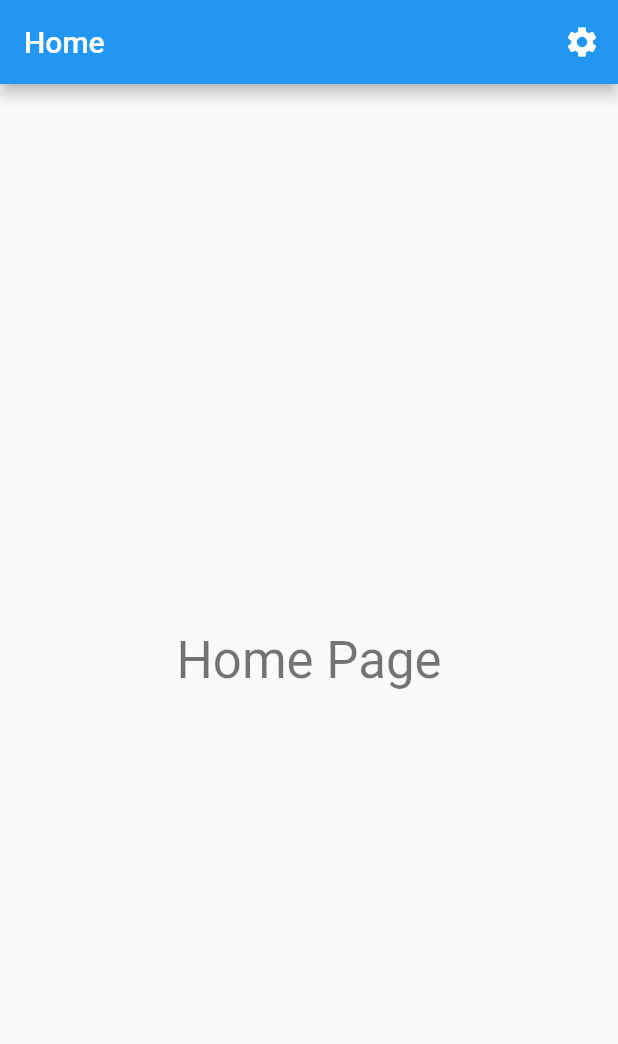
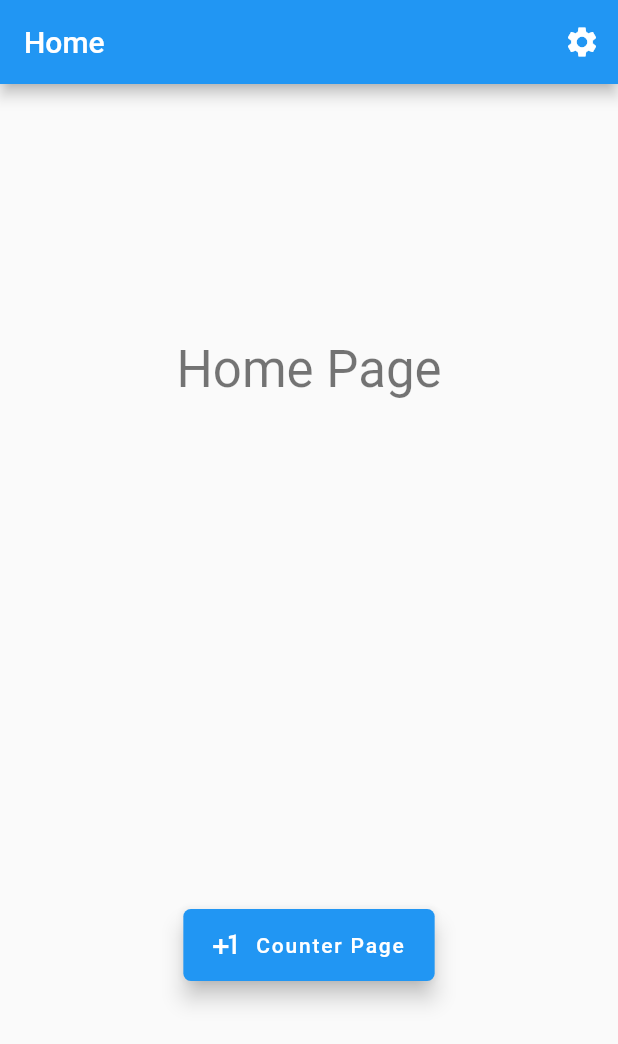
Before and after one commit to Bronz0/bloc_theming, a Flutter app: the screen it shows after launch, on a phone screen of 412 x 824 dp. Shown: the top 1044 px of the screen. Run offline on Flutter 3.47's test engine with Material 2 defaults, Android fonts, the phone set to English and light mode, and no system bars; our stand-ins replace bloc, equatable, flutter_bloc, get_it, shared_preferences.

Commit message:
add counter page, fix project architectur

```diff
--- /dev/null
+++ b/lib/business_logic/counter/counter_event.dart
@@ -0,0 +1,3 @@
+part of 'counter_bloc.dart';
+
+enum CounterEvent { increment, decrement, reset }
--- /dev/null
+++ b/lib/business_logic/counter/counter_state.dart
@@ -0,0 +1,4 @@
+part of 'counter_bloc.dart';
+
+// we don't need to create classes to represent the counter state since we can
+// use an int to represent the state.
--- /dev/null
+++ b/lib/business_logic/theme/theme_bloc.dart
@@ -0,0 +1,36 @@
+import 'dart:async';
+
+import 'package:bloc/bloc.dart';
+import 'package:bloc_theming/data/theme/app_theme.dart';
+import 'package:bloc_theming/services/theme_service.dart';
+import 'package:equatable/equatable.dart';
+import 'package:flutter/material.dart';
+import 'package:bloc_theming/services/locator.dart';
+part 'theme_event.dart';
+part 'theme_state.dart';
+
+class ThemeBloc extends Bloc<ThemeEvent, ThemeState> {
+  final ThemeServie _themeService = locator.get<ThemeServie>();
+  @override
+  ThemeState get initialState {
+    final String _themeName = _themeService.retreiveTheme();
+    final _themeDataKey = appThemeData.keys.firstWhere(
+      // test
+      (key) {
+        return key.toString() == _themeName ? true : false;
+      },
+      orElse: () => AppTheme.BlueLight,
+    );
+    return ThemeState(themeData: appThemeData[_themeDataKey]);
+  }
+
+  @override
+  Stream<ThemeState> mapEventToState(
+    ThemeEvent event,
+  ) async* {
+    if (event is ThemeChanged) {
+      _themeService.persistTheme(event.theme.toString());
+      yield ThemeState(themeData: appThemeData[event.theme]);
+    }
+  }
+}
--- /dev/null
+++ b/lib/data/theme/theme_repo.dart
@@ -0,0 +1,4 @@
+abstract class ThemeRepo {
+  persistTheme(theme) {}
+  retreiveTheme() {}
+}
--- a/lib/main.dart
+++ b/lib/main.dart
@@ -1,4 +1,4 @@
-import 'package:bloc_theming/presentation/global/theme/bloc/theme_bloc.dart';
+import 'package:bloc_theming/business_logic/theme/theme_bloc.dart';
 import 'package:bloc_theming/presentation/home/home_page.dart';
 import 'package:bloc_theming/services/locator.dart';
 import 'package:flutter/material.dart';
@@ -19,12 +19,12 @@ class MyApp extends StatelessWidget {
     return BlocProvider(
       create: (context) => ThemeBloc(),
       child: BlocBuilder<ThemeBloc, ThemeState>(
-        builder: _buildWithTheme,
+        builder: _app,
       ),
     );
   }
 
-  Widget _buildWithTheme(BuildContext context, ThemeState state) {
+  Widget _app(BuildContext context, ThemeState state) {
     return MaterialApp(
       title: 'Material App',
       theme: state.themeData,
--- a/lib/presentation/global/theme/bloc/theme_bloc.dart
+++ /dev/null
@@ -1,49 +0,0 @@
-import 'dart:async';
-
-import 'package:bloc/bloc.dart';
-import 'package:bloc_theming/presentation/global/theme/app_theme.dart';
-import 'package:bloc_theming/services/theme_service.dart';
-import 'package:equatable/equatable.dart';
-import 'package:flutter/material.dart';
-import 'package:bloc_theming/services/locator.dart';
-part 'theme_event.dart';
-part 'theme_state.dart';
-
-class ThemeBloc extends Bloc<ThemeEvent, ThemeState> {
-  final ThemeServie _themeService = locator.get<ThemeServie>();
-  @override
-  ThemeState get initialState {
-    switch (_themeService.retreiveTheme()) {
-      case ("AppTheme.Black"):
-        return ThemeState(themeData: appThemeData[AppTheme.Black]);
-        break;
-      case ("AppTheme.White"):
-        return ThemeState(themeData: appThemeData[AppTheme.White]);
-        break;
-      case ("AppTheme.BlueLight"):
-        return ThemeState(themeData: appThemeData[AppTheme.BlueLight]);
-        break;
-      case ("AppTheme.BleuDark"):
-        return ThemeState(themeData: appThemeData[AppTheme.BleuDark]);
-        break;
-      case ("AppTheme.GreenDark"):
-        return ThemeState(themeData: appThemeData[AppTheme.GreenDark]);
-        break;
-      case ("AppTheme.GreenLight"):
-        return ThemeState(themeData: appThemeData[AppTheme.GreenLight]);
-        break;
-      default:
-        return ThemeState(themeData: appThemeData[AppTheme.BlueLight]);
-    }
-  }
-
-  @override
-  Stream<ThemeState> mapEventToState(
-    ThemeEvent event,
-  ) async* {
-    if (event is ThemeChanged) {
-      _themeService.persistTheme(event.theme.toString());
-      yield ThemeState(themeData: appThemeData[event.theme]);
-    }
-  }
-}
--- a/lib/presentation/home/home_page.dart
+++ b/lib/presentation/home/home_page.dart
@@ -1,3 +1,4 @@
+import 'package:bloc_theming/presentation/counter/counter_page.dart';
 import 'package:bloc_theming/presentation/settings/settings_page.dart';
 import 'package:flutter/material.dart';
 
@@ -20,11 +21,28 @@ class HomePage extends StatelessWidget {
         ],
       ),
       body: Center(
-        child: Container(
-          child: Text(
-            "Home Page",
-            style: Theme.of(context).textTheme.display1,
-          ),
+        child: Column(
+          mainAxisAlignment: MainAxisAlignment.spaceAround,
+          children: <Widget>[
+            Container(
+              child: Text(
+                "Home Page",
+                style: Theme.of(context).textTheme.display1,
+              ),
+            ),
+            FloatingActionButton.extended(
+              heroTag: 'home_page_to_counter_page',
+              label: Text("Counter Page"),
+              icon: Icon(Icons.plus_one),
+              shape: RoundedRectangleBorder(
+                  borderRadius: BorderRadius.circular(5.0)),
+              onPressed: () => Navigator.of(context).push(
+                MaterialPageRoute(
+                  builder: (context) => CounterPage(),
+                ),
+              ),
+            )
+          ],
         ),
       ),
     );
--- a/lib/presentation/settings/settings_page.dart
+++ b/lib/presentation/settings/settings_page.dart
@@ -1,5 +1,5 @@
-import 'package:bloc_theming/presentation/global/theme/app_theme.dart';
-import 'package:bloc_theming/presentation/global/theme/bloc/theme_bloc.dart';
+import 'package:bloc_theming/business_logic/theme/theme_bloc.dart';
+import 'package:bloc_theming/data/theme/app_theme.dart';
 import 'package:flutter/material.dart';
 import 'package:flutter/rendering.dart';
 import 'package:flutter_bloc/flutter_bloc.dart';
--- a/lib/services/theme_service.dart
+++ b/lib/services/theme_service.dart
@@ -1,13 +1,12 @@
+import 'package:bloc_theming/data/theme/theme_repo.dart';
 import 'package:bloc_theming/services/locator.dart';
-import 'package:shared_preferences/shared_preferences.dart';
 
-class ThemeServie {
+class ThemeServie implements ThemeRepo {
   void persistTheme(theme) async {
     sharedPreferences.setString("current_theme", theme);
   }
 
   String retreiveTheme() {
-    SharedPreferences _prefs = sharedPreferences;
-    return _prefs.getString("current_theme");
+    return sharedPreferences.getString("current_theme") ?? "no theme found!";
   }
 }
```
Also changed, not shown: lib/business_logic/counter/counter_bloc.dart (added, +29 -0 lines), lib/presentation/counter/counter_page.dart (added, +59 -0 lines), lib/business_logic/theme/theme_event.dart (renamed from lib/presentation/global/theme/bloc/theme_event.dart), lib/business_logic/theme/theme_state.dart (renamed from lib/presentation/global/theme/bloc/theme_state.dart), lib/data/theme/app_theme.dart (renamed from lib/presentation/global/theme/app_theme.dart), 1 other file.
